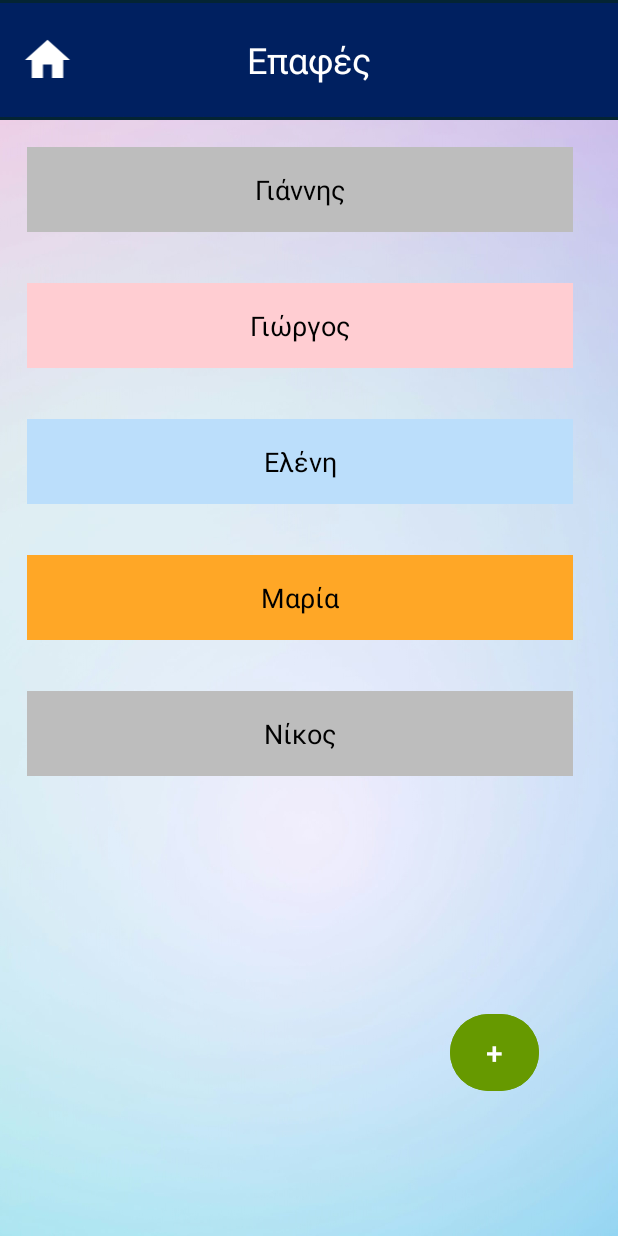
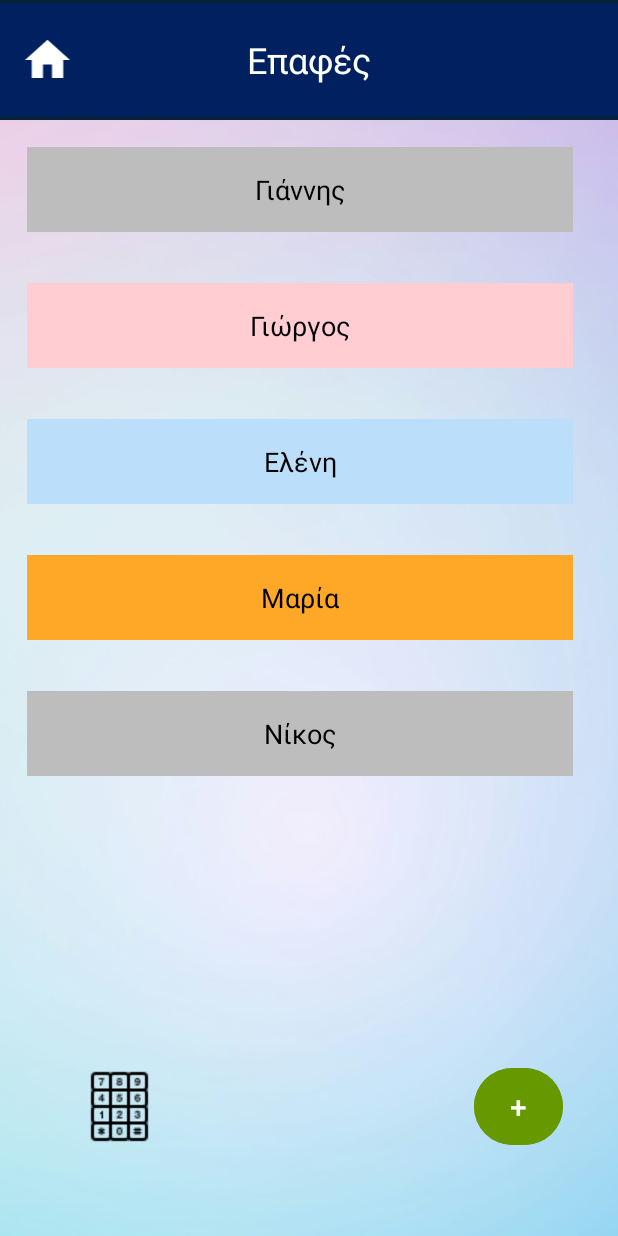
Before and after one commit to giwrgosor/HCI-HealthUp, an Android app: the ContactsActivity screen opened directly, with no data from a screen before it, on a phone screen of 412 x 824 dp. Run offline under Robolectric (Android 15) with nearby library versions, the phone set to English and light mode, and no system bars.

Commit message:
update Contacts

```diff
--- a/app/src/main/AndroidManifest.xml
+++ b/app/src/main/AndroidManifest.xml
@@ -31,10 +31,10 @@
             android:name=".MainMenuActivity"
             android:exported="true" />
         <activity
-            android:name=".AddContacts"
+            android:name=".AddContactsActivity"
             android:exported="true" />
         <activity
-            android:name=".Contacts"
+            android:name=".ContactsActivity"
             android:exported="true" />
         <activity
             android:name=".MainActivity"
--- a/app/src/main/java/com/example/healthup/AddContacts.java
+++ b/app/src/main/java/com/example/healthup/AddContactsActivity.java
@@ -9,7 +9,7 @@ import android.content.Intent;
 
 import androidx.appcompat.app.AppCompatActivity;
 
-public class AddContacts extends AppCompatActivity {
+public class AddContactsActivity extends AppCompatActivity {
 
     private EditText nameContactText;
     private EditText phoneContactText;
@@ -17,7 +17,7 @@ public class AddContacts extends AppCompatActivity {
 
     protected void onCreate(Bundle savedInstanceState) {
         super.onCreate(savedInstanceState);
-        setContentView(R.layout.addcontacts);
+        setContentView(R.layout.activity_add_contacts);
 
         nameContactText = findViewById(R.id.completedNameContact);
         phoneContactText = findViewById(R.id.completedPhoneContact);
@@ -30,15 +30,15 @@ public class AddContacts extends AppCompatActivity {
                 String phone = phoneContactText.getText().toString().trim();
 
                 if (phone.length() == 10 && phone.matches("\\d+")) {
-                    Toast.makeText(AddContacts.this, "Η επαφή προστέθηκε!", Toast.LENGTH_SHORT).show();
+                    Toast.makeText(AddContactsActivity.this, "Η επαφή προστέθηκε!", Toast.LENGTH_SHORT).show();
 
-                    Intent intent = new Intent(AddContacts.this, Contacts.class);
+                    Intent intent = new Intent(AddContactsActivity.this, ContactsActivity.class);
                     intent.putExtra("name", nameContactText.getText().toString().trim());
                     intent.putExtra("phone", phoneContactText.getText().toString().trim());
                     startActivity(intent);
 
                 } else {
-                    Toast.makeText(AddContacts.this, "Λάθος τηλέφωνο: Πρέπει να έχει 10 ψηφία.", Toast.LENGTH_SHORT).show();
+                    Toast.makeText(AddContactsActivity.this, "Λάθος τηλέφωνο: Πρέπει να έχει 10 ψηφία.", Toast.LENGTH_SHORT).show();
                 }
             }
         });
--- a/app/src/main/java/com/example/healthup/Contacts.java
+++ b/app/src/main/java/com/example/healthup/ContactsActivity.java
@@ -4,6 +4,7 @@ import android.content.Intent;
 import android.os.Bundle;
 import android.view.View;
 import android.widget.Button;
+import android.widget.ImageButton;
 
 import androidx.appcompat.app.AppCompatActivity;
 import androidx.recyclerview.widget.LinearLayoutManager;
@@ -12,24 +13,26 @@ import androidx.recyclerview.widget.RecyclerView;
 import java.util.ArrayList;
 import java.util.List;
 
-public class Contacts extends AppCompatActivity {
+public class ContactsActivity extends AppCompatActivity {
 
     private Button btn_addContact;
+    private ImageButton btn_numpadContact;
 
     private RecyclerView recyclerView;
     private List<Contact> contactList = new ArrayList<>();
-    private ContactAdapter adapter;
+    private ContactsRecyclerViewAdapter adapter;
 
     protected void onCreate(Bundle savedInstanceState) {
         super.onCreate(savedInstanceState);
-        setContentView(R.layout.contacts);
+        setContentView(R.layout.activity_contacts);
 
         btn_addContact = findViewById(R.id.addAContact);
+        btn_numpadContact = findViewById(R.id.numpadContact);
 
         recyclerView = findViewById(R.id.contactsRecyclerView);
         recyclerView.setLayoutManager(new LinearLayoutManager(this));
 
-        adapter = new ContactAdapter(contactList);
+        adapter = new ContactsRecyclerViewAdapter(contactList);
         recyclerView.setAdapter(adapter);
 
         contactList.add(new Contact("Γιάννης", "6907777777"));
@@ -52,7 +55,15 @@ public class Contacts extends AppCompatActivity {
         btn_addContact.setOnClickListener(new View.OnClickListener() {
             @Override
             public void onClick(View view) {
-                Intent intent = new Intent(Contacts.this, AddContacts.class);
+                Intent intent = new Intent(ContactsActivity.this, AddContactsActivity.class);
+                startActivity(intent);
+            }
+        });
+
+        btn_numpadContact.setOnClickListener(new View.OnClickListener() {
+            @Override
+            public void onClick(View view) {
+                Intent intent = new Intent(Intent.ACTION_DIAL);
                 startActivity(intent);
             }
         });
--- a/app/src/main/java/com/example/healthup/ContactAdapter.java
+++ b/app/src/main/java/com/example/healthup/ContactsRecyclerViewAdapter.java
@@ -9,19 +9,19 @@ import android.view.ViewGroup;
 import android.widget.ImageView;
 import android.widget.TextView;
 
-import androidx.annotation.NonNull;
 import androidx.recyclerview.widget.RecyclerView;
 
+import java.text.Normalizer;
 import java.util.Collections;
 import java.util.Comparator;
 import java.util.List;
 
-public class ContactAdapter extends RecyclerView.Adapter<ContactAdapter.ViewHolder> {
+public class ContactsRecyclerViewAdapter extends RecyclerView.Adapter<ContactsRecyclerViewAdapter.ViewHolder> {
 
     private int expandedPosition = -1;
     private List<Contact> contacts;
 
-    public ContactAdapter(List<Contact> contacts) {
+    public ContactsRecyclerViewAdapter(List<Contact> contacts) {
         this.contacts = contacts;
     }
 
@@ -42,18 +42,18 @@ public class ContactAdapter extends RecyclerView.Adapter<ContactAdapter.ViewHold
     }
 
     @Override
-    public ContactAdapter.ViewHolder onCreateViewHolder(ViewGroup parent, int viewType) {
+    public ContactsRecyclerViewAdapter.ViewHolder onCreateViewHolder(ViewGroup parent, int viewType) {
         View view = LayoutInflater.from(parent.getContext())
-                .inflate(R.layout.item_contact, parent, false);
+                .inflate(R.layout.contact_list_item, parent, false);
         return new ViewHolder(view);
     }
 
     @Override
-    public void onBindViewHolder(ContactAdapter.ViewHolder holder, int position) {
+    public void onBindViewHolder(ContactsRecyclerViewAdapter.ViewHolder holder, int position) {
 
         Contact contact = contacts.get(position);
         holder.contactName.setText(contact.getName());
-        holder.contactPhone.setText(contact.getPhone());
+        holder.contactPhone.setText("Κινητό: " + formatPhoneNumber(contact.getPhone()));
 
         int[] colors = {
                 Color.parseColor("#BDBDBD"), // Γκρι
@@ -121,8 +121,29 @@ public class ContactAdapter extends RecyclerView.Adapter<ContactAdapter.ViewHold
         Collections.sort(contactList, new Comparator<Contact>() {
             @Override
             public int compare(Contact c1, Contact c2) {
-                return c1.getName().compareToIgnoreCase(c2.getName());
+                String name1 = removeAccents(c1.getName());
+                String name2 = removeAccents(c2.getName());
+                return name1.compareToIgnoreCase(name2);
+            }
+
+            private String removeAccents(String text) {
+                if (text == null) return "";
+                return Normalizer.normalize(text, Normalizer.Form.NFD)
+                        .replaceAll("\\p{InCombiningDiacriticalMarks}+", "");
             }
         });
     }
+
+    private String formatPhoneNumber(String phone) {
+        if (phone == null) return "";
+
+        phone = phone.replaceAll("\\D", "");
+
+        if (phone.length() == 10) {
+            return phone.substring(0, 3) + " " + phone.substring(3, 6) + " " + phone.substring(6);
+        } else {
+            return phone;
+        }
+    }
+
 }
--- a/app/src/main/java/com/example/healthup/MainMenuActivity.java
+++ b/app/src/main/java/com/example/healthup/MainMenuActivity.java
@@ -5,11 +5,7 @@ import android.os.Bundle;
 import android.view.View;
 import android.widget.Button;
 
-import androidx.activity.EdgeToEdge;
 import androidx.appcompat.app.AppCompatActivity;
-import androidx.core.graphics.Insets;
-import androidx.core.view.ViewCompat;
-import androidx.core.view.WindowInsetsCompat;
 
 public class MainMenuActivity extends AppCompatActivity {
 
@@ -57,7 +53,7 @@ public class MainMenuActivity extends AppCompatActivity {
         contacts_btn.setOnClickListener(new View.OnClickListener() {
             @Override
             public void onClick(View view) {
-                Intent intent = new Intent(MainMenuActivity.this, Contacts.class);
+                Intent intent = new Intent(MainMenuActivity.this, ContactsActivity.class);
                 startActivity(intent);
             }
         });
--- a/app/src/main/res/layout/contacts.xml
+++ b/app/src/main/res/layout/activity_contacts.xml
@@ -52,7 +52,7 @@
     <androidx.recyclerview.widget.RecyclerView
         android:id="@+id/contactsRecyclerView"
         android:layout_width="398dp"
-        android:layout_height="591dp"
+        android:layout_height="610dp"
         android:layout_marginTop="80dp"
         app:layout_constraintStart_toStartOf="parent"
         app:layout_constraintTop_toTopOf="@+id/imageView" />
@@ -61,8 +61,8 @@
         android:id="@+id/addAContact"
         android:layout_width="59dp"
         android:layout_height="59dp"
-        android:layout_marginStart="300dp"
-        android:layout_marginTop="672dp"
+        android:layout_marginStart="316dp"
+        android:layout_marginTop="708dp"
         android:backgroundTint="@android:color/holo_green_dark"
         android:text="+"
         android:textColor="@color/white"
@@ -70,4 +70,15 @@
         app:layout_constraintStart_toStartOf="parent"
         app:layout_constraintTop_toTopOf="parent" />
 
+    <ImageButton
+        android:id="@+id/numpadContact"
+        android:layout_width="59dp"
+        android:layout_height="59dp"
+        android:layout_marginStart="50dp"
+        android:layout_marginTop="708dp"
+        android:background="@null"
+        android:src="@drawable/numpadcontact"
+        app:layout_constraintStart_toStartOf="parent"
+        app:layout_constraintTop_toTopOf="parent" />
+
 </androidx.constraintlayout.widget.ConstraintLayout>
--- a/app/src/main/res/layout/item_contact.xml
+++ b/app/src/main/res/layout/contact_list_item.xml
@@ -31,7 +31,7 @@
         android:text="6907777777"
         android:textAlignment="center"
         android:textColor="@color/black"
-        android:textSize="16sp"
+        android:textSize="14sp"
         android:visibility="gone"
         app:layout_constraintStart_toStartOf="parent"
         app:layout_constraintEnd_toEndOf="parent"
@@ -42,7 +42,7 @@
         android:id="@+id/contactSpace"
         android:layout_width="0dp"
         android:layout_marginStart="2dp"
-        android:layout_height="40dp"
+        android:layout_height="46dp"
         android:textAlignment="center"
         android:textColor="@color/black"
         android:textSize="16sp"
@@ -54,8 +54,8 @@
 
     <ImageView
         android:id="@+id/callIcon"
-        android:layout_width="24dp"
-        android:layout_height="24dp"
+        android:layout_width="30dp"
+        android:layout_height="30dp"
         android:layout_marginStart="70dp"
         android:layout_marginTop="8dp"
         android:visibility="gone"
@@ -65,8 +65,8 @@
 
     <ImageView
         android:id="@+id/editIcon"
-        android:layout_width="24dp"
-        android:layout_height="24dp"
+        android:layout_width="30dp"
+        android:layout_height="30dp"
         android:layout_marginStart="270dp"
         android:layout_marginTop="8dp"
         android:visibility="gone"
```
Also changed, not shown: app/src/main/res/drawable/numpadcontact.png (added), app/src/main/res/layout/activity_add_contacts.xml (renamed from app/src/main/res/layout/addcontacts.xml).
